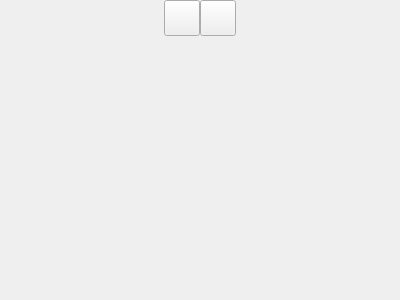
Above: ui/admin/toast.ui from dinhphuquy2k1/python-qt5 before the change. Below: the same form after it.
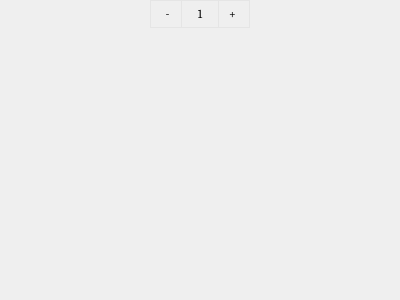
That is the form after the change. Icons and pictures are not drawn.

What changed in the file:
```diff
--- a/ui/admin/toast.ui
+++ b/ui/admin/toast.ui
@@ -13,6 +13,23 @@
   <property name="windowTitle">
    <string>Form</string>
   </property>
+  <property name="styleSheet">
+   <string notr="true">#order_group_btn{
+	border: 1px solid #e5e5e5;
+}
+
+#minus_order_btn, #plus_order_btn{
+	border: none;
+}
+
+#minus_order_btn{
+	border-right: 1px solid #e5e5e5;
+}
+
+#plus_order_btn{
+		border-left: 1px solid #e5e5e5;
+}</string>
+  </property>
   <layout class="QHBoxLayout" name="horizontalLayout">
    <property name="spacing">
     <number>0</number>
@@ -29,24 +46,15 @@
    <property name="bottomMargin">
     <number>0</number>
    </property>
-   <item>
-    <layout class="QHBoxLayout" name="horizontalLayout_3">
-     <item>
-      <spacer name="horizontalSpacer">
-       <property name="orientation">
-        <enum>Qt::Horizontal</enum>
-       </property>
-       <property name="sizeHint" stdset="0">
-        <size>
-         <width>40</width>
-         <height>20</height>
-        </size>
-       </property>
-      </spacer>
-     </item>
      <item alignment="Qt::AlignTop">
-      <widget class="QWidget" name="widget_2" native="true">
-       <layout class="QHBoxLayout" name="horizontalLayout_4">
+    <widget class="QWidget" name="order_group_btn" native="true">
+     <property name="maximumSize">
+      <size>
+       <width>100</width>
+       <height>28</height>
+      </size>
+     </property>
+     <layout class="QHBoxLayout" name="horizontalLayout_3">
         <property name="spacing">
          <number>0</number>
         </property>
@@ -63,92 +71,130 @@
          <number>0</number>
         </property>
         <item>
-         <widget class="QPushButton" name="pushButton">
+       <widget class="QWidget" name="widget" native="true">
           <property name="minimumSize">
            <size>
-            <width>36</width>
-            <height>36</height>
+          <width>0</width>
+          <height>28</height>
            </size>
           </property>
           <property name="maximumSize">
            <size>
-            <width>36</width>
-            <height>36</height>
-           </size>
-          </property>
-          <property name="cursor">
-           <cursorShape>PointingHandCursor</cursorShape>
-          </property>
-          <property name="toolTip">
-           <string>Sửa</string>
-          </property>
-          <property name="text">
-           <string/>
-          </property>
-          <property name="icon">
-           <iconset resource="../resource.qrc">
-            <normaloff>:/icon/resources/icon/pen.svg</normaloff>:/icon/resources/icon/pen.svg</iconset>
-          </property>
-          <property name="iconSize">
+          <width>16777215</width>
+          <height>28</height>
+         </size>
+        </property>
+        <layout class="QHBoxLayout" name="horizontalLayout_2">
+         <property name="spacing">
+          <number>0</number>
+         </property>
+         <property name="leftMargin">
+          <number>0</number>
+         </property>
+         <property name="topMargin">
+          <number>0</number>
+         </property>
+         <property name="rightMargin">
+          <number>0</number>
+         </property>
+         <property name="bottomMargin">
+          <number>0</number>
+         </property>
+         <item>
+          <widget class="QPushButton" name="minus_order_btn">
+           <property name="minimumSize">
            <size>
-            <width>24</width>
-            <height>24</height>
-           </size>
-          </property>
+             <width>28</width>
+             <height>28</height>
+            </size>
+           </property>
+           <property name="maximumSize">
+            <size>
+             <width>28</width>
+             <height>28</height>
+            </size>
+           </property>
+           <property name="font">
+            <font>
+             <family>Cambria</family>
+            </font>
+           </property>
+           <property name="cursor">
+            <cursorShape>PointingHandCursor</cursorShape>
+           </property>
+           <property name="text">
+            <string>-</string>
+           </property>
          </widget>
         </item>
         <item>
-         <widget class="QPushButton" name="pushButton_2">
+          <widget class="QLabel" name="label">
           <property name="minimumSize">
            <size>
-            <width>36</width>
-            <height>36</height>
+             <width>28</width>
+             <height>28</height>
            </size>
           </property>
           <property name="maximumSize">
            <size>
-            <width>36</width>
-            <height>36</height>
-           </size>
-          </property>
-          <property name="cursor">
-           <cursorShape>PointingHandCursor</cursorShape>
-          </property>
-          <property name="toolTip">
-           <string>Xóa</string>
+             <width>28</width>
+             <height>28</height>
+            </size>
+           </property>
+           <property name="sizeIncrement">
+            <size>
+             <width>0</width>
+             <height>0</height>
+            </size>
+           </property>
+           <property name="font">
+            <font>
+             <family>Cambria</family>
+            </font>
           </property>
           <property name="text">
-           <string/>
-          </property>
-          <property name="icon">
-           <iconset resource="../resource.qrc">
-            <normaloff>:/icon/resources/icon/red-delete-10433.svg</normaloff>:/icon/resources/icon/red-delete-10433.svg</iconset>
-          </property>
-          <property name="iconSize">
-           <size>
-            <width>24</width>
-            <height>24</height>
-           </size>
+            <string>1</string>
+           </property>
+           <property name="scaledContents">
+            <bool>true</bool>
+           </property>
+           <property name="alignment">
+            <set>Qt::AlignCenter</set>
           </property>
          </widget>
         </item>
-       </layout>
-      </widget>
-     </item>
      <item>
-      <spacer name="horizontalSpacer_2">
-       <property name="orientation">
-        <enum>Qt::Horizontal</enum>
-       </property>
-       <property name="sizeHint" stdset="0">
+          <widget class="QPushButton" name="plus_order_btn">
+           <property name="minimumSize">
+            <size>
+             <width>28</width>
+             <height>28</height>
+            </size>
+           </property>
+           <property name="maximumSize">
         <size>
-         <width>40</width>
-         <height>20</height>
-        </size>
-       </property>
-      </spacer>
-     </item>
-    </layout>
+             <width>28</width>
+             <height>28</height>
+            </size>
+           </property>
+           <property name="font">
+            <font>
+             <family>Cambria</family>
+            </font>
+           </property>
+           <property name="cursor">
+            <cursorShape>PointingHandCursor</cursorShape>
+           </property>
+           <property name="text">
+            <string>+</string>
+           </property>
+          </widget>
+         </item>
+        </layout>
+       </widget>
+      </item>
+     </layout>
+    </widget>
    </item>
   </layout>
  </widget>
```
Left out of the diff: 4 changed lines with no effect on the pictures. Lines whose indentation alone changed are shown as unchanged.
